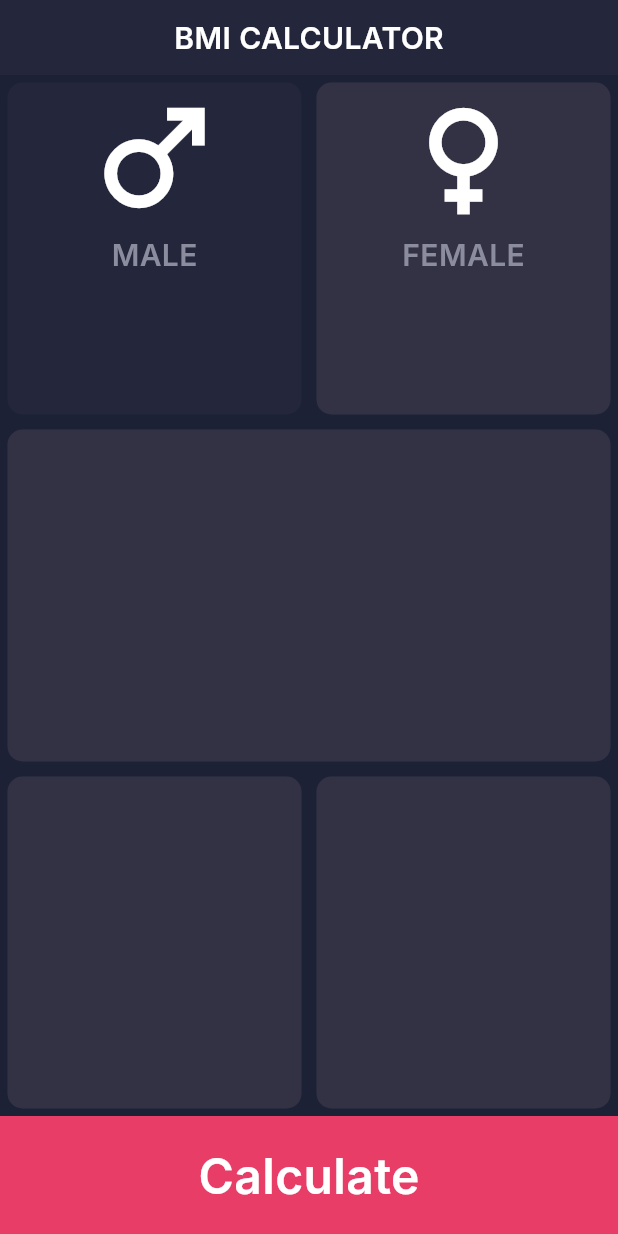
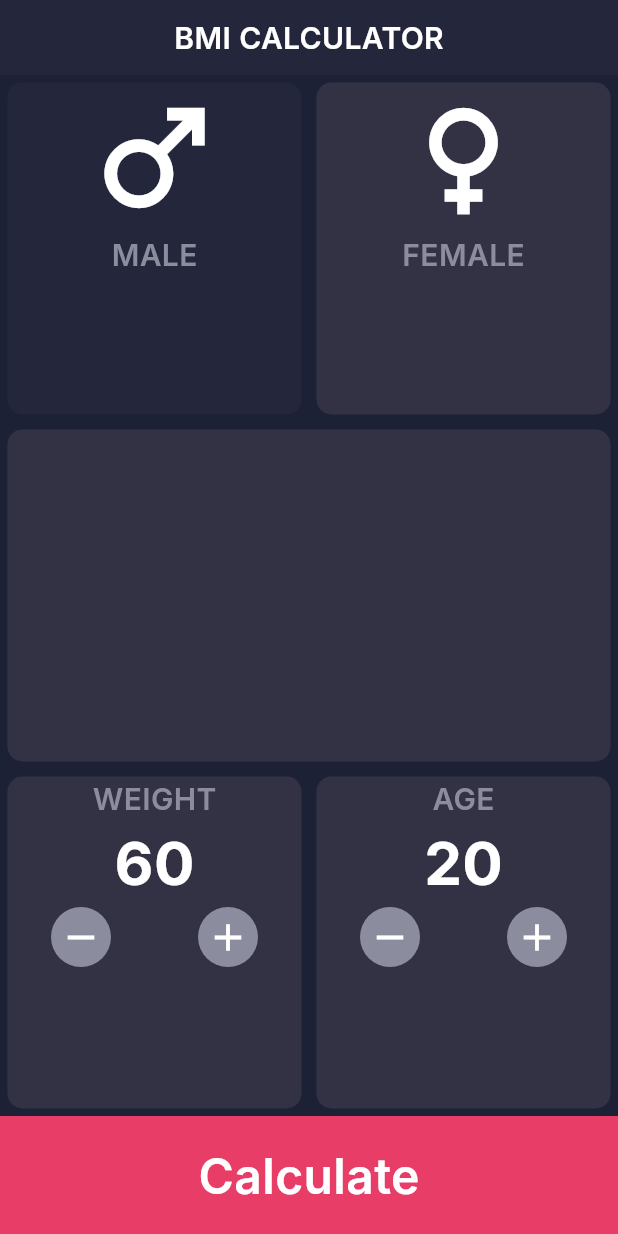
Before and after one commit to AhmedFathyAlex/flutter_s1, a Flutter app: the screen it shows after launch, on a phone screen of 412 x 824 dp. Run offline on Flutter 3.47's test engine with Material 3 defaults, Android fonts, the phone set to English and light mode, and no system bars; our stand-ins replace google_fonts.

Commit message:
Add weight and age adjustment functionality to BmiScreen with RoundButton widget

```diff
--- a/lib/bmi/app_styles.dart
+++ b/lib/bmi/app_styles.dart
@@ -20,4 +20,10 @@ class AppStyles {
     fontWeight: FontWeight.w600,
     color: AppColors.labelTextColor,
   );
+
+     static final numberTextStyle = GoogleFonts.inter(
+    fontSize: 40,
+    fontWeight: FontWeight.bold,
+    color: Colors.white,
+  );
 }
--- a/lib/bmi/screens/bmi_screen.dart
+++ b/lib/bmi/screens/bmi_screen.dart
@@ -4,6 +4,7 @@ import 'package:flutter_s1/bmi/app_styles.dart';
 import 'package:flutter_s1/bmi/widgets/custom_appbar.dart';
 import 'package:flutter_s1/bmi/widgets/custom_button.dart';
 import 'package:flutter_s1/bmi/widgets/custom_container.dart';
+import 'package:flutter_s1/bmi/widgets/round_button.dart';
 
 class BmiScreen extends StatefulWidget {
   const BmiScreen({super.key});
@@ -14,6 +15,8 @@ class BmiScreen extends StatefulWidget {
 
 class _BmiScreenState extends State<BmiScreen> {
   bool isMale = false;
+  int age = 20;
+  int weight = 60;
   @override
   Widget build(BuildContext context) {
     return SafeArea(
@@ -36,6 +39,7 @@ class _BmiScreenState extends State<BmiScreen> {
                       children: [
                         Icon(Icons.male, size: 100, color: Colors.white),
                         Text('MALE', style: AppStyles.labelTextStyle),
+
                       ],
                     ),
                   ),
@@ -58,7 +62,51 @@ class _BmiScreenState extends State<BmiScreen> {
             ),
             CustomContainer(),
             Expanded(
-              child: Row(children: [CustomContainer(), CustomContainer()]),
+              child: Row(children: [CustomContainer(
+                child: Column(
+                  children: [
+                    Text('WEIGHT',style: AppStyles.labelTextStyle,),
+                    Text('$weight', style: AppStyles.numberTextStyle,),
+                        Row(
+                          mainAxisAlignment: MainAxisAlignment.spaceAround,
+                          children: [
+                            RoundButton(onClick: (){
+                              setState(() {
+                                weight--;
+                              });
+                            }, icon: Icons.remove),
+                            RoundButton(onClick: (){
+                              setState(() {
+                                weight++;
+                              });
+                            },icon:Icons.add),
+                          ],
+                        )
+                  ],
+                ),
+              ), CustomContainer(
+                  child: Column(
+                  children: [
+                    Text('AGE',style: AppStyles.labelTextStyle,),
+                    Text('$age', style: AppStyles.numberTextStyle,),
+                        Row(
+                          mainAxisAlignment: MainAxisAlignment.spaceAround,
+                          children: [
+                            RoundButton(onClick: (){
+                              setState(() {
+                                age--;
+                              });
+                            }, icon: Icons.remove),
+                            RoundButton(onClick: (){
+                              setState(() {
+                                age++;
+                              });
+                            },icon:Icons.add),
+                          ],
+                        )
+                  ],
+                ),
+              )]),
             ),
             CustomButton(title: 'Calculate'),
           ],
--- /dev/null
+++ b/lib/bmi/widgets/round_button.dart
@@ -0,0 +1,24 @@
+import 'package:flutter/material.dart';
+import 'package:flutter_s1/bmi/app_colors.dart';
+
+class RoundButton extends StatelessWidget {
+  const RoundButton({super.key , this.icon, required this.onClick});
+  final IconData? icon;
+  final void Function()? onClick;
+  @override
+  Widget build(BuildContext context) {
+    return GestureDetector(
+      onTap: onClick,
+      child: Container(
+        decoration: BoxDecoration(
+          color: AppColors.labelTextColor,
+          shape: BoxShape.circle
+        ),
+        height: 42,
+        width: 40,
+        child: Icon(icon,color: Colors.white,size: 30,
+      ),
+      )
+    );
+  }
+}
```
